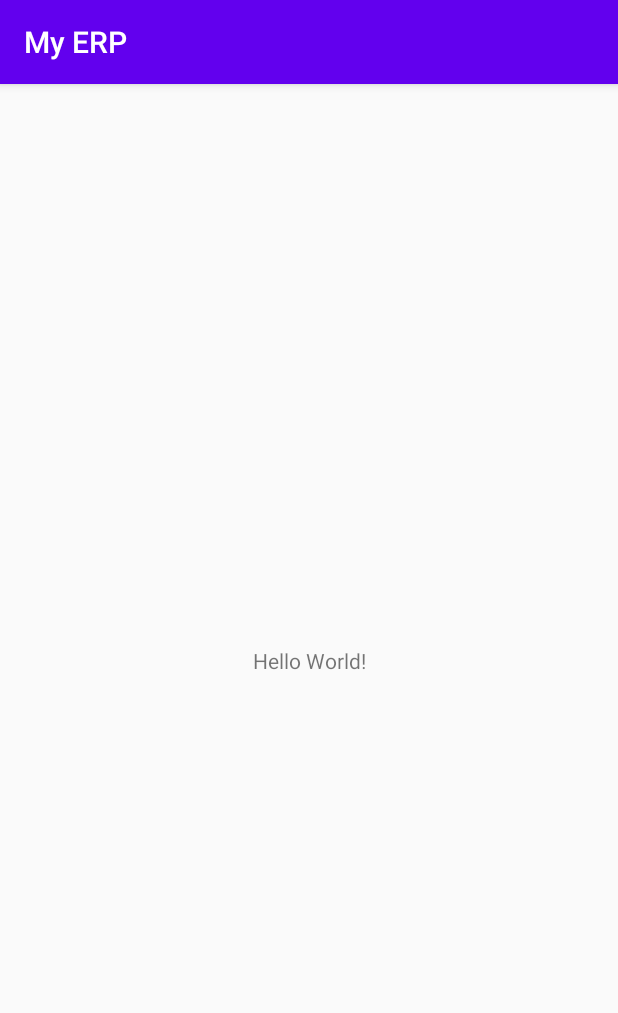
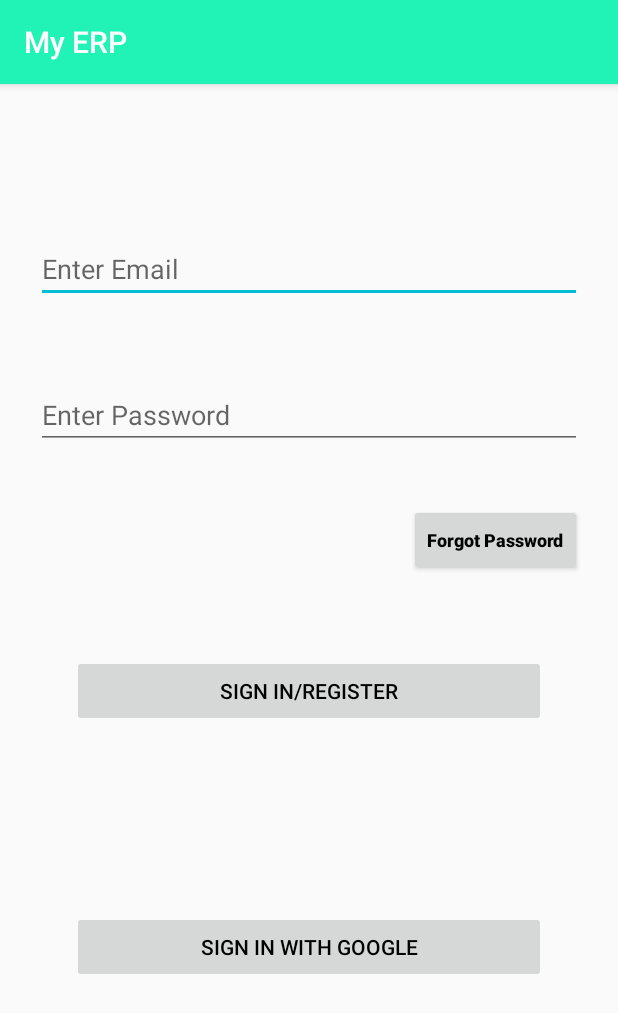
Before and after one commit to 2tanayk/Kodewiz_TSECHackathon_11, an Android app: the screen it shows after launch (MainActivity), on a phone screen of 412 x 824 dp. Shown: the top 1013 px of the screen. Run offline under Robolectric (Android 15) with nearby library versions, the light colour scheme and no system bars.

Commit message:
Harsh Added Login Page Finally and Succesfully Final Build

```diff
--- a/app/src/main/java/com/edu4sure/myerp/MainActivity.java
+++ b/app/src/main/java/com/edu4sure/myerp/MainActivity.java
@@ -7,7 +7,8 @@ import android.os.Bundle;
 public class MainActivity extends AppCompatActivity {
 
     @Override
-    protected void onCreate(Bundle savedInstanceState) {
+    protected void onCreate(Bundle savedInstanceState)
+    {
         super.onCreate(savedInstanceState);
         setContentView(R.layout.activity_main);
     }
--- a/app/src/main/res/layout/activity_main.xml
+++ b/app/src/main/res/layout/activity_main.xml
@@ -2,17 +2,109 @@
 <androidx.constraintlayout.widget.ConstraintLayout xmlns:android="http://schemas.android.com/apk/res/android"
     xmlns:app="http://schemas.android.com/apk/res-auto"
     xmlns:tools="http://schemas.android.com/tools"
+    android:id="@+id/container"
     android:layout_width="match_parent"
     android:layout_height="match_parent"
     tools:context=".MainActivity">
 
-    <TextView
+    <Button
+        android:id="@+id/loginGoogle"
+        android:layout_width="0dp"
+        android:layout_height="wrap_content"
+        android:layout_gravity="start"
+        android:layout_marginStart="48dp"
+        android:layout_marginTop="10dp"
+        android:layout_marginEnd="48dp"
+        android:layout_marginBottom="80dp"
+        android:enabled="false"
+        android:text="Sign In With Google"
+        android:textColor="#000000"
+        app:layout_constraintBottom_toBottomOf="parent"
+        app:layout_constraintEnd_toEndOf="parent"
+        app:layout_constraintHorizontal_bias="0.496"
+        app:layout_constraintStart_toStartOf="parent"
+        app:layout_constraintTop_toBottomOf="@+id/login" />
+
+    <EditText
+        android:id="@+id/username"
+        android:layout_width="0dp"
+        android:layout_height="wrap_content"
+        android:layout_marginStart="24dp"
+        android:layout_marginTop="80dp"
+        android:layout_marginEnd="24dp"
+        android:layout_marginBottom="16dp"
+        android:hint="Enter Email"
+        android:inputType="textEmailAddress"
+        android:selectAllOnFocus="true"
+        app:layout_constraintBottom_toTopOf="@+id/password"
+        app:layout_constraintEnd_toEndOf="parent"
+        app:layout_constraintStart_toStartOf="parent"
+        app:layout_constraintTop_toTopOf="parent" />
+
+    <EditText
+        android:id="@+id/password"
+        android:layout_width="0dp"
+        android:layout_height="wrap_content"
+        android:layout_marginStart="24dp"
+        android:layout_marginTop="16dp"
+        android:layout_marginEnd="24dp"
+        android:layout_marginBottom="8dp"
+        android:hint="Enter Password"
+        android:imeActionLabel="Sign In"
+        android:imeOptions="actionDone"
+        android:inputType="textPassword"
+        android:selectAllOnFocus="true"
+        app:layout_constraintBottom_toTopOf="@+id/button"
+        app:layout_constraintEnd_toEndOf="parent"
+        app:layout_constraintStart_toStartOf="parent"
+        app:layout_constraintTop_toBottomOf="@+id/username" />
+
+    <Button
+        android:id="@+id/login"
+        android:layout_width="0dp"
+        android:layout_height="wrap_content"
+        android:layout_gravity="start"
+        android:layout_marginStart="48dp"
+        android:layout_marginTop="48dp"
+        android:layout_marginEnd="48dp"
+        android:layout_marginBottom="24dp"
+        android:enabled="false"
+        android:text="Sign In/Register"
+        android:textColor="#000000"
+        app:layout_constraintBottom_toTopOf="@+id/loginGoogle"
+        app:layout_constraintEnd_toEndOf="parent"
+        app:layout_constraintStart_toStartOf="parent"
+        app:layout_constraintTop_toBottomOf="@+id/password" />
+
+    <ProgressBar
+        android:id="@+id/loading"
         android:layout_width="wrap_content"
         android:layout_height="wrap_content"
-        android:text="Hello World!"
+        android:layout_gravity="center"
+        android:layout_marginStart="32dp"
+        android:layout_marginTop="64dp"
+        android:layout_marginEnd="32dp"
+        android:layout_marginBottom="64dp"
+        android:visibility="gone"
         app:layout_constraintBottom_toBottomOf="parent"
-        app:layout_constraintLeft_toLeftOf="parent"
-        app:layout_constraintRight_toRightOf="parent"
-        app:layout_constraintTop_toTopOf="parent" />
+        app:layout_constraintEnd_toEndOf="@+id/password"
+        app:layout_constraintStart_toStartOf="@+id/password"
+        app:layout_constraintTop_toTopOf="parent"
+        app:layout_constraintVertical_bias="0.3" />
+
+    <Button
+        android:id="@+id/button"
+        android:layout_width="wrap_content"
+        android:layout_height="wrap_content"
+        android:layout_marginTop="8dp"
+        android:layout_marginEnd="24dp"
+        android:layout_marginBottom="32dp"
+        android:fontFamily="sans-serif-black"
+        android:text="Forgot Password"
+        android:textAppearance="@style/Theme.AppCompat.DayNight.NoActionBar"
+        android:textSize="12sp"
+        app:layout_constraintBottom_toTopOf="@+id/login"
+        app:layout_constraintEnd_toEndOf="parent"
+        app:layout_constraintTop_toBottomOf="@+id/password" />
 
 </androidx.constraintlayout.widget.ConstraintLayout>
--- a/app/src/main/res/values/colors.xml
+++ b/app/src/main/res/values/colors.xml
@@ -1,6 +1,6 @@
 <?xml version="1.0" encoding="utf-8"?>
 <resources>
-    <color name="colorPrimary">#6200EE</color>
-    <color name="colorPrimaryDark">#3700B3</color>
-    <color name="colorAccent">#03DAC5</color>
+    <color name="colorPrimary">#21F3B7</color>
+    <color name="colorPrimaryDark">#000000</color>
+    <color name="colorAccent">#00BCD4</color>
 </resources>
```
